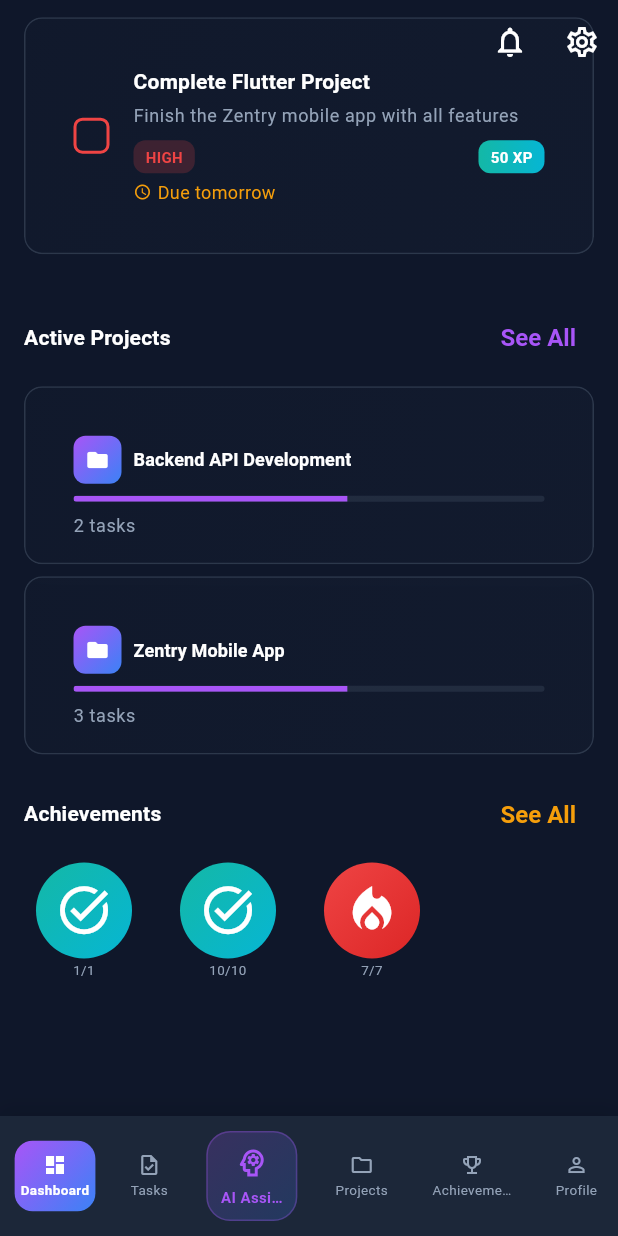
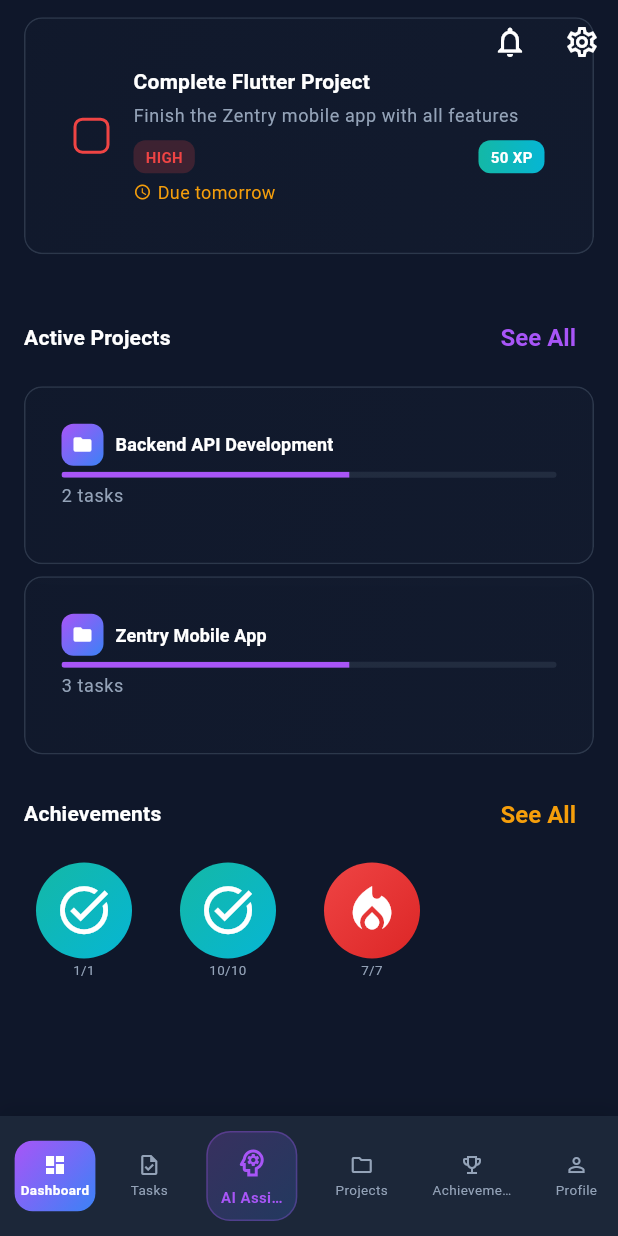
Before and after one commit to lucifron28/zentry_mobile, a Flutter app: the screen it shows after launch, scrolled down 1719 dp, on a phone screen of 412 x 824 dp. Run offline on Flutter 3.47's test engine with Material 3 defaults, Android fonts, the phone set to English and light mode, and no system bars; our stand-ins replace flutter_dotenv, flutter_staggered_animations, shared_preferences; accounts and stored records are empty; network calls fail.

Commit message:
Bug Fix: Fix overflow of the project card widget

```diff
--- a/lib/widgets/project/project_card.dart
+++ b/lib/widgets/project/project_card.dart
@@ -428,26 +428,28 @@ class ProjectOverviewCard extends StatelessWidget {
         onTap: onTap,
         borderRadius: BorderRadius.circular(AppSizes.radiusMd),
         child: Padding(
-          padding: const EdgeInsets.all(AppSizes.paddingMd),
+          padding: const EdgeInsets.all(AppSizes.paddingSm), // Reduced padding
           child: Column(
             crossAxisAlignment: CrossAxisAlignment.start,
+            mainAxisSize: MainAxisSize.min,
             children: [
               Row(
                 children: [
                   Container(
-                    width: 32,
-                    height: 32,                      decoration: BoxDecoration(
-                        gradient: LinearGradient(
-                          colors: _getProjectGradient(project.color ?? 'purple'),
-                          begin: Alignment.topLeft,
-                          end: Alignment.bottomRight,
-                        ),
+                    width: 28,
+                    height: 28,
+                    decoration: BoxDecoration(
+                      gradient: LinearGradient(
+                        colors: _getProjectGradient(project.color ?? 'purple'),
+                        begin: Alignment.topLeft,
+                        end: Alignment.bottomRight,
+                      ),
                       borderRadius: BorderRadius.circular(AppSizes.radiusSm),
                     ),
                     child: const Icon(
                       Icons.folder,
                       color: Colors.white,
-                      size: 16,
+                      size: 14,
                     ),
                   ),
                   const SizedBox(width: AppSizes.paddingSm),
@@ -464,14 +466,14 @@ class ProjectOverviewCard extends StatelessWidget {
                   ),
                 ],
               ),
-              const SizedBox(height: AppSizes.paddingSm),
+              const SizedBox(height: AppSizes.paddingXs), // Reduced spacing
               ProgressBar(
                 progress: progress,
                 height: 4,
                 gradientColors: _getProjectGradient(project.color ?? 'purple'),
                 backgroundColor: AppColors.border,
               ),
-              const SizedBox(height: AppSizes.paddingSm),
+              const SizedBox(height: AppSizes.paddingXs), // Reduced spacing
               Text(
                 '${project.taskIds.length} tasks',
                 style: Theme.of(context).textTheme.bodySmall?.copyWith(
```
